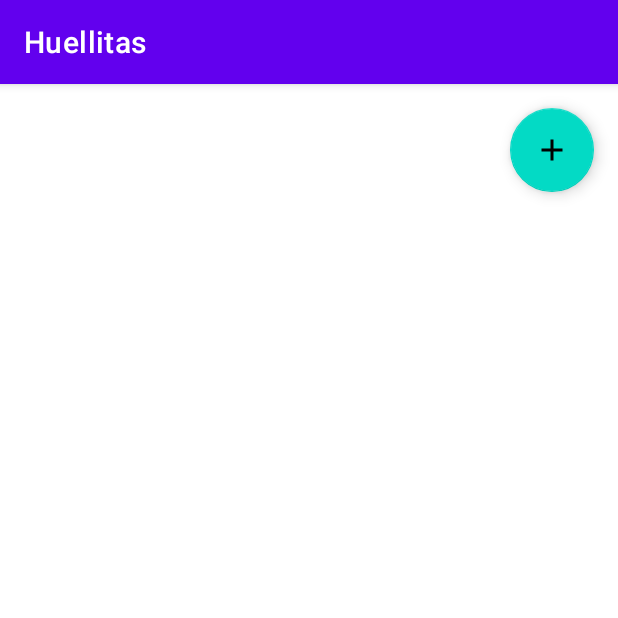
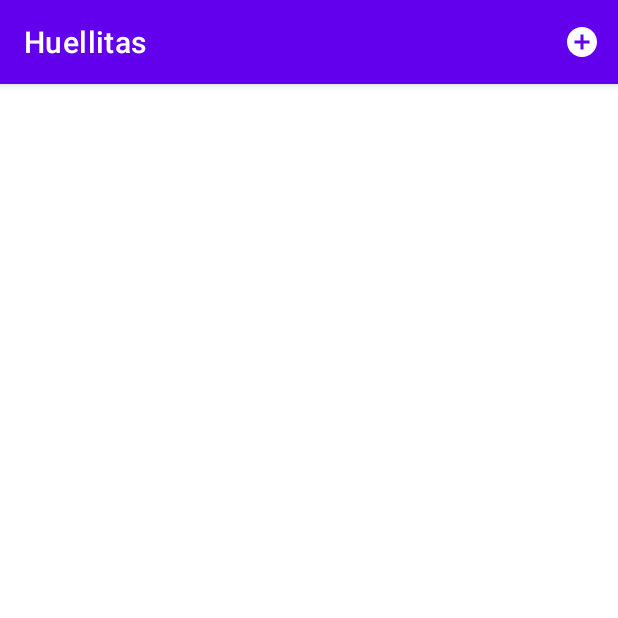
Before and after one commit to elvisrg/App_Final, an Android app: the screen it shows after launch (MainActivity), on a phone screen of 412 x 824 dp, the top half of it. Run offline under Robolectric (Android 15) with nearby library versions, the phone set to English and light mode, and no system bars.

Commit message:
add menu in appbar

```diff
--- a/app/src/main/java/AppFinal/elvis/app_final/MainActivity.java
+++ b/app/src/main/java/AppFinal/elvis/app_final/MainActivity.java
@@ -28,13 +28,11 @@ public class MainActivity extends AppCompatActivity {
 
     RecyclerView listaContactos;
     ArrayList<Contactos> listaArrayContactos;
-    FloatingActionButton fab;
 
     protected void onCreate (Bundle savedInstanceState){
         super.onCreate(savedInstanceState);
         setContentView(R.layout.activity_main);
         listaContactos = findViewById(R.id.listaContactos);
-        fab = findViewById(R.id.fab);
         listaContactos.setLayoutManager(new LinearLayoutManager(this));
 
         DbContactos dbContactos = new DbContactos(MainActivity.this);
@@ -43,12 +41,6 @@ public class MainActivity extends AppCompatActivity {
         ListaContactosAdapter adapter = new ListaContactosAdapter(dbContactos.mostrarContactos());
         listaContactos.setAdapter(adapter);
 
-        fab.setOnClickListener(new View.OnClickListener() {
-            @Override
-            public void onClick(View view) {
-                nuevoRegistro();
-            }
-        });
     }
     public boolean onCreateOptionMenu (Menu menu){
         MenuInflater inflater = getMenuInflater();
@@ -57,7 +49,7 @@ public class MainActivity extends AppCompatActivity {
     }
     public boolean onOptionsItemSelected(MenuItem item){
         switch (item.getItemId()){
-            case R.id.menuNuevo:
+            case R.id.add_value:
                 nuevoRegistro();
                 return true;
 
@@ -70,6 +62,10 @@ public class MainActivity extends AppCompatActivity {
         startActivity(intent);
     }
 
+    @Override
+    public boolean onCreateOptionsMenu(Menu menu) {
+        getMenuInflater().inflate(R.menu.menu_principal, menu);
 
-
+        return super.onCreateOptionsMenu(menu);
+    }
 }
--- /dev/null
+++ b/app/src/main/res/drawable/icon_add.xml
@@ -0,0 +1,5 @@
+<vector android:height="24dp" android:tint="#FFFFFF"
+    android:viewportHeight="24" android:viewportWidth="24"
+    android:width="24dp" xmlns:android="http://schemas.android.com/apk/res/android">
+    <path android:fillColor="@android:color/white" android:pathData="M12,2C6.48,2 2,6.48 2,12s4.48,10 10,10 10,-4.48 10,-10S17.52,2 12,2zM17,13h-4v4h-2v-4L7,13v-2h4L11,7h2v4h4v2z"/>
+</vector>
--- a/app/src/main/res/layout/activity_main.xml
+++ b/app/src/main/res/layout/activity_main.xml
@@ -8,17 +8,10 @@
     tools:context=".MainActivity">
 
 
+
     <androidx.recyclerview.widget.RecyclerView
         android:id="@+id/listaContactos"
         android:layout_width="match_parent"
         android:layout_height="wrap_content" />
 
-    <com.google.android.material.floatingactionbutton.FloatingActionButton
-        android:id="@+id/fab"
-        android:layout_width="wrap_content"
-        android:layout_height="wrap_content"
-        android:layout_margin="16dp"
-        android:layout_marginTop="20dp"
-        android:src="@drawable/baseline_add_24"
-        android:layout_gravity="bottom|end" />
 </LinearLayout>
--- a/app/src/main/res/menu/menu_principal.xml
+++ b/app/src/main/res/menu/menu_principal.xml
@@ -1,7 +1,11 @@
 <?xml version="1.0" encoding="utf-8"?>
-<menu xmlns:android="http://schemas.android.com/apk/res/android">
+<menu xmlns:android="http://schemas.android.com/apk/res/android"
+    xmlns:app="http://schemas.android.com/apk/res-auto">
 
     <item
-        android:id="@+id/menuNuevo"
-        android:title="@string/menu_nuevo" />
+        android:id="@+id/add_value"
+        android:icon="@drawable/icon_add"
+        android:title="@string/menu_nuevo"
+        app:showAsAction="always"
+        />
 </menu>
```
